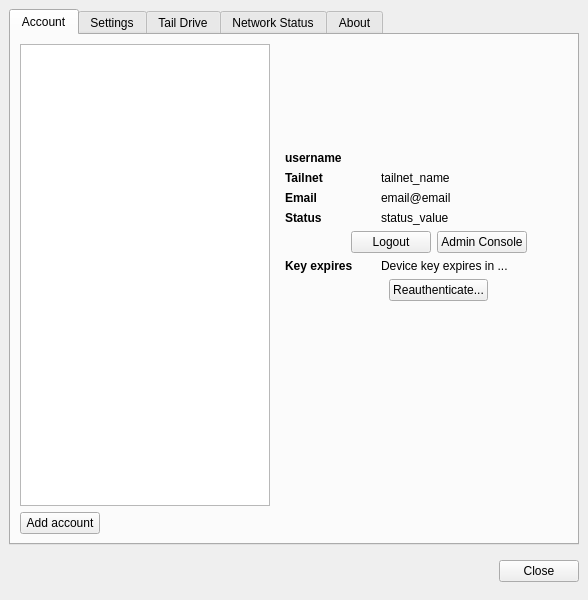
First picture: the form in src/MainWindow.ui, repository SneWs/tail-tray, before the edit.
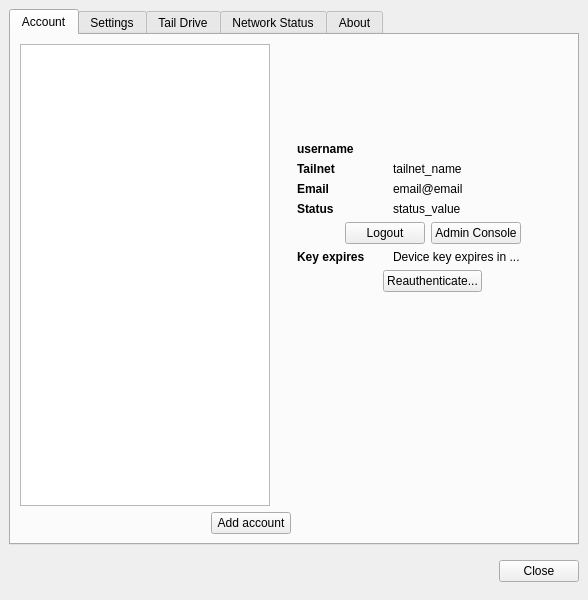
Second picture: the form after the edit. The open tabs and pages were chosen to show the change. Icons and pictures are not drawn.

Commit message: Re-build the accounts tab UI

```diff
--- a/src/MainWindow.ui
+++ b/src/MainWindow.ui
@@ -75,12 +75,9 @@
        </attribute>
        <layout class="QVBoxLayout" name="verticalLayout_16">
         <item>
-         <layout class="QHBoxLayout" name="horizontalLayout_11">
+         <layout class="QHBoxLayout" name="horizontalLayout_18">
           <item>
-           <layout class="QVBoxLayout" name="verticalLayout_15">
-            <property name="sizeConstraint">
-             <enum>QLayout::SetDefaultConstraint</enum>
-            </property>
+           <layout class="QVBoxLayout" name="verticalLayout">
             <item>
              <widget class="QListWidget" name="lstAccounts">
               <property name="sizePolicy">
@@ -107,10 +104,20 @@
              </widget>
             </item>
             <item>
-             <layout class="QVBoxLayout" name="verticalLayout_29" stretch="0">
-              <property name="spacing">
-               <number>2</number>
-              </property>
+             <layout class="QHBoxLayout" name="horizontalLayout_9">
+              <item>
+               <spacer name="horizontalSpacer">
+                <property name="orientation">
+                 <enum>Qt::Horizontal</enum>
+                </property>
+                <property name="sizeHint" stdset="0">
+                 <size>
+                  <width>40</width>
+                  <height>20</height>
+                 </size>
+                </property>
+               </spacer>
+              </item>
               <item>
                <widget class="QPushButton" name="btnAddAccount">
                 <property name="sizePolicy">
@@ -128,21 +135,12 @@
             </item>
            </layout>
           </item>
-          <item alignment="Qt::AlignHCenter">
-           <widget class="QWidget" name="accountDetailsContainer" native="true">
-            <property name="minimumSize">
-             <size>
-              <width>325</width>
-              <height>0</height>
-             </size>
-            </property>
-            <layout class="QVBoxLayout" name="verticalLayout_18">
              <item>
-              <layout class="QVBoxLayout" name="verticalLayout_17">
+           <layout class="QVBoxLayout" name="accountDetailsContainer">
                <item>
-                <layout class="QHBoxLayout" name="horizontalLayout_16">
+             <layout class="QHBoxLayout" name="horizontalLayout_17">
                  <item>
-                  <spacer name="horizontalSpacer_7">
+               <spacer name="horizontalSpacer_11">
                    <property name="orientation">
                     <enum>Qt::Horizontal</enum>
                    </property>
@@ -186,7 +184,7 @@
                   </widget>
                  </item>
                  <item>
-                  <spacer name="horizontalSpacer_8">
+               <spacer name="horizontalSpacer_12">
                    <property name="orientation">
                     <enum>Qt::Horizontal</enum>
                    </property>
@@ -215,10 +213,8 @@
                  </property>
                 </widget>
                </item>
-              </layout>
-             </item>
              <item>
-              <layout class="QHBoxLayout" name="horizontalLayout_15">
+             <layout class="QHBoxLayout" name="horizontalLayout_11">
                <item>
                 <widget class="QLabel" name="label_12">
                  <property name="sizePolicy">
@@ -264,7 +260,7 @@
               </layout>
              </item>
              <item>
-              <layout class="QHBoxLayout" name="horizontalLayout_14">
+             <layout class="QHBoxLayout" name="horizontalLayout_12">
                <item>
                 <widget class="QLabel" name="label_13">
                  <property name="sizePolicy">
@@ -356,15 +352,12 @@
               </layout>
              </item>
              <item>
-              <layout class="QHBoxLayout" name="horizontalLayout_18">
+             <layout class="QHBoxLayout" name="horizontalLayout_14">
                <item>
-                <spacer name="horizontalSpacer_9">
+               <spacer name="horizontalSpacer_7">
                  <property name="orientation">
                   <enum>Qt::Horizontal</enum>
                  </property>
-                 <property name="sizeType">
-                  <enum>QSizePolicy::Expanding</enum>
-                 </property>
                  <property name="sizeHint" stdset="0">
                   <size>
                    <width>40</width>
@@ -400,7 +393,7 @@
                 </widget>
                </item>
                <item>
-                <spacer name="horizontalSpacer_12">
+               <spacer name="horizontalSpacer_8">
                  <property name="orientation">
                   <enum>Qt::Horizontal</enum>
                  </property>
@@ -415,7 +408,7 @@
               </layout>
              </item>
              <item>
-              <layout class="QHBoxLayout" name="horizontalLayout_12">
+             <layout class="QHBoxLayout" name="horizontalLayout_15">
                <item>
                 <widget class="QLabel" name="label_15">
                  <property name="sizePolicy">
@@ -461,9 +454,9 @@
               </layout>
              </item>
              <item>
-              <layout class="QHBoxLayout" name="horizontalLayout_17">
+             <layout class="QHBoxLayout" name="horizontalLayout_16">
                <item>
-                <spacer name="horizontalSpacer_10">
+               <spacer name="horizontalSpacer_9">
                  <property name="orientation">
                   <enum>Qt::Horizontal</enum>
                  </property>
@@ -489,13 +482,10 @@
                 </widget>
                </item>
                <item>
-                <spacer name="horizontalSpacer_11">
+               <spacer name="horizontalSpacer_10">
                  <property name="orientation">
                   <enum>Qt::Horizontal</enum>
                  </property>
-                 <property name="sizeType">
-                  <enum>QSizePolicy::Expanding</enum>
-                 </property>
                  <property name="sizeHint" stdset="0">
                   <size>
                    <width>40</width>
@@ -507,20 +497,19 @@
               </layout>
              </item>
              <item>
-              <spacer name="verticalSpacer_11">
+             <spacer name="verticalSpacer_4">
                <property name="orientation">
                 <enum>Qt::Vertical</enum>
                </property>
                <property name="sizeHint" stdset="0">
                 <size>
                  <width>20</width>
-                 <height>125</height>
+                <height>40</height>
                 </size>
                </property>
               </spacer>
              </item>
             </layout>
-           </widget>
           </item>
          </layout>
         </item>
```
Left out of the diff: 2 changed lines with no effect on the pictures. Lines whose indentation alone changed are shown as unchanged. The commit also changes 1 other file.
